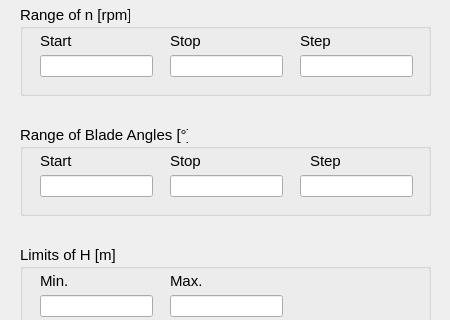
First picture: the form in src/GUI_QtDesigner/maximise_output_widget.ui, repository AudriusZ/Hill-Chart-Calculator, before the edit; both pictures show x 0 to 450 and y 125 to 445 of the 450 by 550 pixel window.
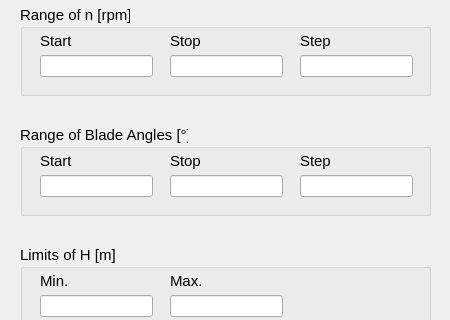
Second picture: the form after the edit.

```diff
--- a/src/GUI_QtDesigner/maximise_output_widget.ui
+++ b/src/GUI_QtDesigner/maximise_output_widget.ui
@@ -220,7 +220,7 @@
    <widget class="QLabel" name="label_blade_angle_Step">
     <property name="geometry">
      <rect>
-      <x>290</x>
+      <x>280</x>
       <y>20</y>
       <width>101</width>
       <height>31</height>
```
